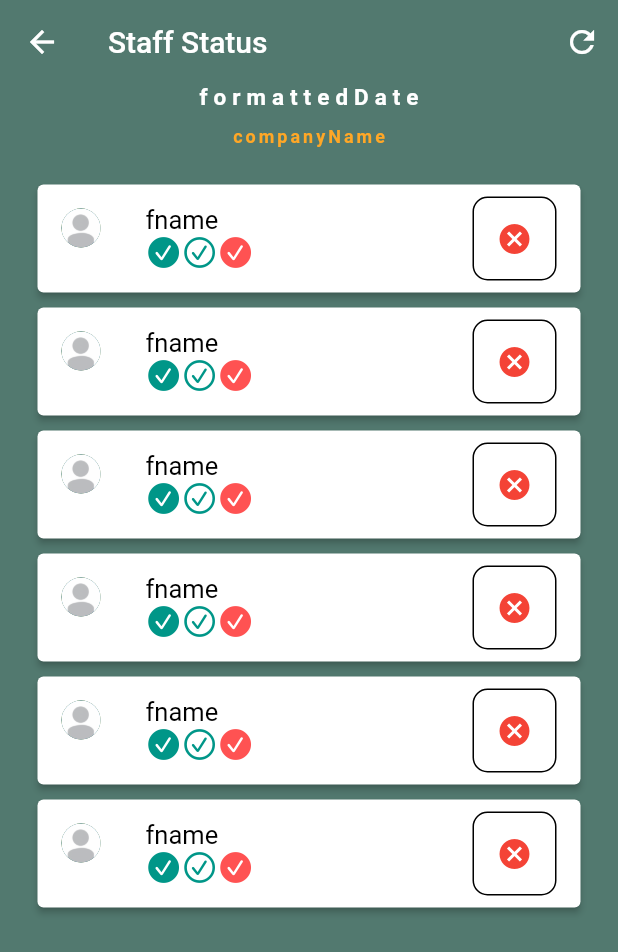
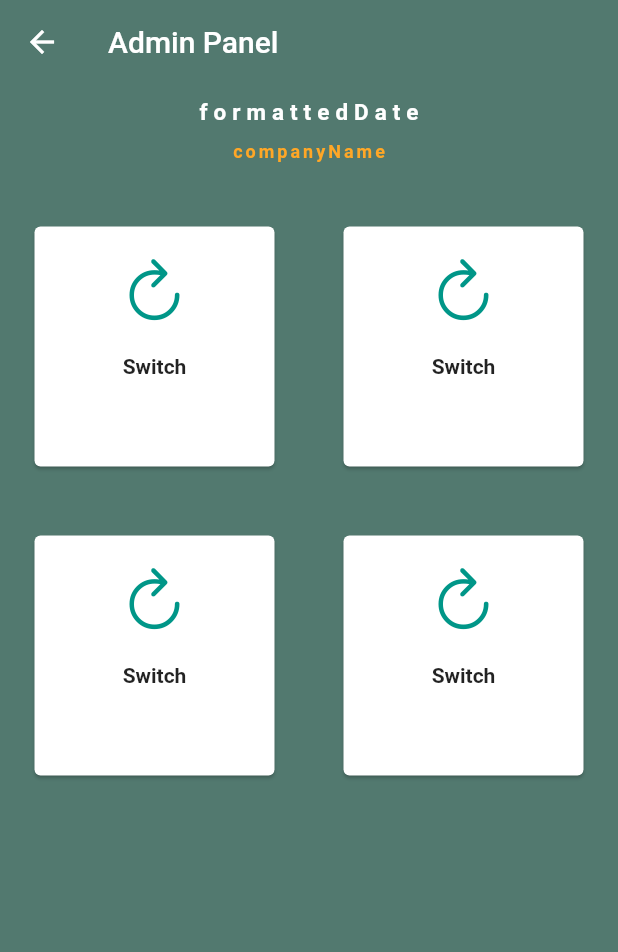
Before and after one commit to singh-preet/covid_fl, a Flutter app: the Home screen opened by its route, item 2 of the bottom bar chosen, on a phone screen of 412 x 824 dp. Shown: the top 952 px of the screen. Run offline on Flutter 3.47's test engine with Material 2 defaults, Android fonts, the phone set to English and light mode, and no system bars; drawn by our look-alikes of flutter_slidable; our stand-ins replace get, shared_preferences, synchronized; accounts and stored records are empty.

Commit message:
admin panel

```diff
--- a/lib/bindings/staff_binding.dart
+++ b/lib/bindings/staff_binding.dart
@@ -1,10 +1,11 @@
+import 'package:covid_fl/controllers/staff_controller.dart';
 import 'package:get/get.dart';
 
 class StaffBinding extends Bindings{
   @override
   void dependencies() {
-    Get.lazyPut(() {
-
+    Get.lazyPut<StaffController>(() {
+      return StaffController();
     });
   }
 
--- /dev/null
+++ b/lib/controllers/admin_panel_controller.dart
@@ -0,0 +1,5 @@
+import 'package:get/get.dart';
+
+class AdminPanelController extends GetxController{
+
+}
--- a/lib/controllers/home_controller.dart
+++ b/lib/controllers/home_controller.dart
@@ -27,7 +27,7 @@ class HomeController extends GetxController {
     } else if (this.selectedTabIndex == 2) {
       Get.to(StaffDirectory());
     } else if (this.selectedTabIndex == 1) {
-      Get.toNamed(Routes.STAFF_STATUS);
+      Get.toNamed(Routes.ADMIN_PANEL);
     }
     AppLogger.printLog(index.toString());
     update();
--- /dev/null
+++ b/lib/controllers/leaderboard_controller.dart
@@ -0,0 +1,5 @@
+import 'package:get/get.dart';
+
+class LeaderBoardController extends GetxController{
+
+}
--- /dev/null
+++ b/lib/controllers/staff_status_controller.dart
@@ -0,0 +1,6 @@
+import 'package:get/get.dart';
+
+class StaffStatusController extends GetxController{
+
+
+}
--- a/lib/features/admin/admin_panel.dart
+++ b/lib/features/admin/admin_panel.dart
@@ -1,3 +1,6 @@
+import 'package:covid_fl/utils/app_colors.dart';
+import 'package:covid_fl/utils/string_constant.dart';
+import 'package:flutter/cupertino.dart';
 import 'package:flutter/material.dart';
 
 class AdminPanel extends StatelessWidget {
@@ -5,6 +8,75 @@ class AdminPanel extends StatelessWidget {
 
   @override
   Widget build(BuildContext context) {
-    return Container();
+    return Scaffold(
+      backgroundColor: AppColors.backgroundColor,
+      appBar: AppBar(
+        title: new Text(StringConstant.ADMIN_PANEL),
+        backgroundColor: AppColors.backgroundColor,
+        elevation: 0,
+      ),
+      body: Center(
+        child: Column(
+          children: [
+            SizedBox(
+              height: 10,
+            ),
+            Text('formattedDate',
+                style: TextStyle(
+                    color: Colors.white,
+                    fontSize: 15,
+                    letterSpacing: 4,
+                    fontWeight: FontWeight.bold)),
+            SizedBox(
+              height: 10,
+            ),
+            Text('companyName',
+                style: TextStyle(
+                    color: Colors.orange[400],
+                    fontSize: 12,
+                    letterSpacing: 2,
+                    fontWeight: FontWeight.bold)),
+            SizedBox(
+              height: 20,
+            ),
+            Expanded(
+              child: GridView.builder(
+                  gridDelegate: SliverGridDelegateWithFixedCrossAxisCount(
+                    crossAxisCount: 2,
+                  ),
+                  itemCount: 4,
+                  itemBuilder: (context, index) {
+                    return Padding(
+                      padding: const EdgeInsets.all(8.0),
+                      child: Card(
+                        margin: EdgeInsets.fromLTRB(15, 15, 15, 15),
+                        child: Padding(
+                          padding: const EdgeInsets.all(20.0),
+                          child: Column(
+                            children: [
+                              Icon(
+                                CupertinoIcons.refresh_thick,
+                                size: 45,
+                                color: Colors.teal
+                              ),
+                              SizedBox(
+                                height: 20,
+                              ),
+                              Text(
+                                "Switch",
+                                style: TextStyle(
+                                    fontWeight: FontWeight.bold),
+                              ),
+                            ],
+                          ),
+                        ),
+                      ),
+                    );
+                  }),
+            )
+          ],
+        ),
+      ),
+    );
   }
 }
--- a/lib/routes/app_pages.dart
+++ b/lib/routes/app_pages.dart
@@ -1,9 +1,13 @@
+import 'package:covid_fl/bindings/admin_panel_binding.dart';
 import 'package:covid_fl/bindings/announcement_binding.dart';
 import 'package:covid_fl/bindings/home_binding.dart';
+import 'package:covid_fl/bindings/leaderboard_binding.dart';
 import 'package:covid_fl/bindings/login_binding.dart';
 import 'package:covid_fl/bindings/splash_binding.dart';
 import 'package:covid_fl/bindings/staff_binding.dart';
 import 'package:covid_fl/bindings/timeline_binding.dart';
+import 'package:covid_fl/features/admin/admin_panel.dart';
+import 'package:covid_fl/features/admin/leaderboard.dart';
 import 'package:covid_fl/features/admin/post_announcement.dart';
 import 'package:covid_fl/features/admin/staff_status.dart';
 import 'package:covid_fl/features/home/home.dart';
@@ -25,5 +29,7 @@ class AppPages {
     GetPage(name: Routes.STAFF, page: ()=>StaffDirectory(), binding: StaffBinding()),
     GetPage(name: Routes.POST_ANNOUNCEMENT, page: ()=>PostAnnouncement(), binding: AnnouncementBinding()),
     GetPage(name: Routes.STAFF_STATUS, page: ()=>StaffStatus(), binding: AnnouncementBinding()),
+    GetPage(name: Routes.LEADERBOARD, page: ()=>LeaderBoard(), binding: LeaderBoardBinding()),
+    GetPage(name: Routes.ADMIN_PANEL, page: ()=>AdminPanel(), binding: AdminPanelBinding()),
   ];
 }
--- a/lib/routes/app_routes.dart
+++ b/lib/routes/app_routes.dart
@@ -8,4 +8,6 @@ class Routes {
   static const STAFF = '/staff';
   static const POST_ANNOUNCEMENT = '/post_announcement';
   static const STAFF_STATUS = '/staff_status';
+  static const LEADERBOARD = '/leaderboard';
+  static const ADMIN_PANEL = '/admin_panel';
 }
--- a/lib/utils/string_constant.dart
+++ b/lib/utils/string_constant.dart
@@ -24,7 +24,10 @@ class StringConstant{
   static const String SELECT_OPTION =  "What do you want to do?";
 
 
+  static const String ADMIN_PANEL =  "Admin Panel";
   static const String STAFF_STATUS =  "Staff Status";
+  static const String LEADERBOARD =  "Leaderboard";
+
 
 
 
```
Also changed, not shown: lib/bindings/admin_panel_binding.dart (added, +11 -0 lines), lib/bindings/leaderboard_binding.dart (added, +12 -0 lines), lib/bindings/staff_status_binding.dart (added, +11 -0 lines), lib/features/admin/leaderboard.dart (+84 -0 lines).
